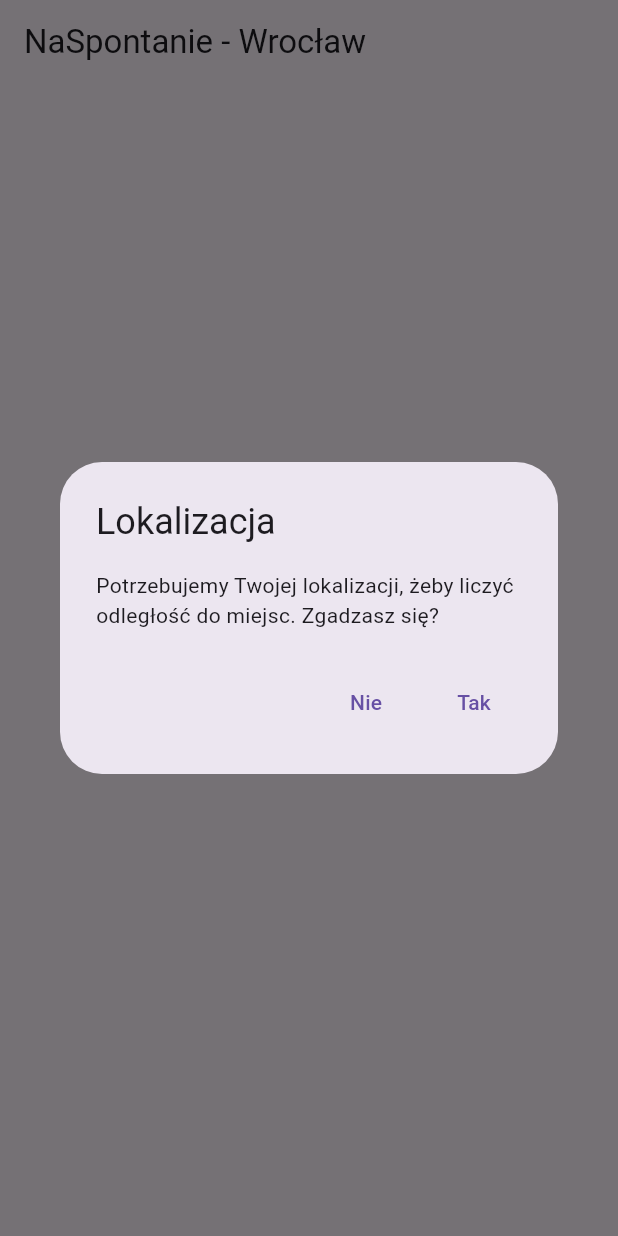
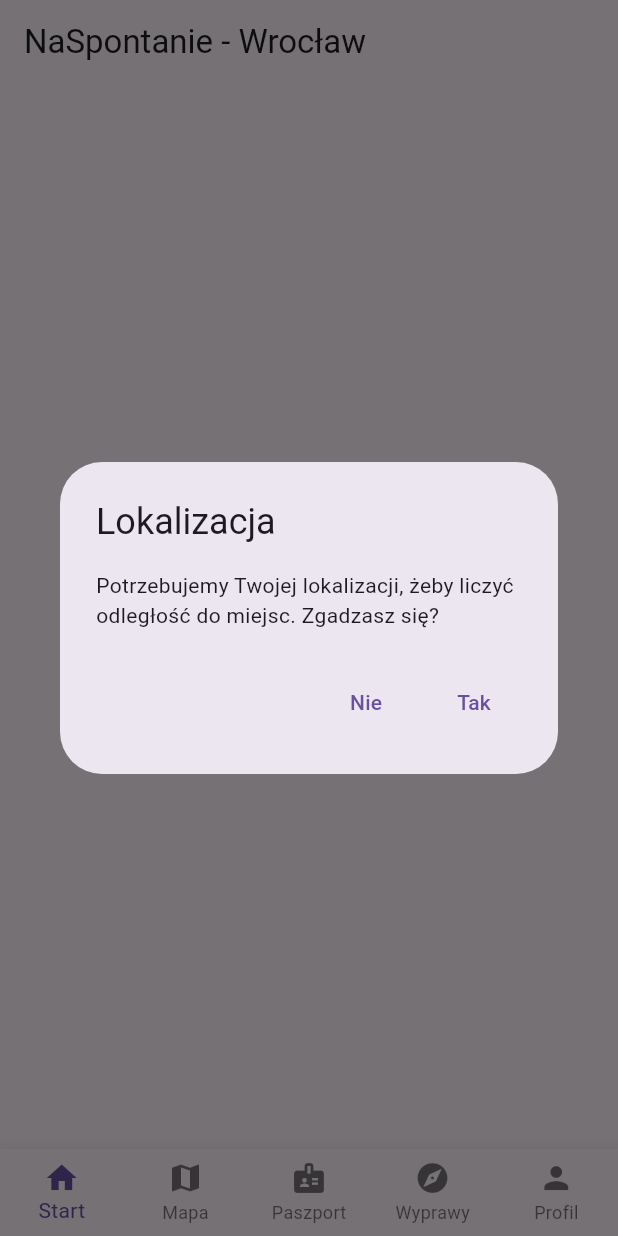
Before and after one commit to leeree1/NaSpontanie, a Flutter app: the screen it shows after launch, on a phone screen of 412 x 824 dp. Run offline on Flutter 3.47's test engine with Material 3 defaults, Android fonts, the phone set to English and light mode, and no system bars; our stand-ins replace geolocator, supabase_flutter; accounts and stored records are empty.

Commit message:
feat: implement bottom navigation and default screen structure

```diff
--- a/mobile/lib/main.dart
+++ b/mobile/lib/main.dart
@@ -1,6 +1,6 @@
 import 'package:flutter/material.dart';
 import 'package:supabase_flutter/supabase_flutter.dart';
-import 'screens/home_screen.dart';
+import 'screens/main_screen.dart';
 
 Future<void> main() async {
   WidgetsFlutterBinding.ensureInitialized();
@@ -21,7 +21,7 @@ class NaSpontanieApp extends StatelessWidget {
   Widget build(BuildContext context) {
     return const MaterialApp(
       debugShowCheckedModeBanner: false,
-      home: HomeScreen(),
+      home: MainScreen(),
     );
   }
 }
--- /dev/null
+++ b/mobile/lib/screens/main_screen.dart
@@ -0,0 +1,66 @@
+import 'package:flutter/material.dart';
+import 'home_screen.dart';
+import 'map_screen.dart';
+import 'passport_screen.dart';
+import 'profile_screen.dart';
+import 'trips_screen.dart';
+
+class MainScreen extends StatefulWidget {
+  const MainScreen({super.key});
+
+  @override
+  State<MainScreen> createState() => _MainScreenState();
+}
+
+class _MainScreenState extends State<MainScreen> {
+  int _currentIndex = 0;
+
+  static const _screens = [
+    HomeScreen(),
+    MapScreen(),
+    PassportScreen(),
+    TripsScreen(),
+    ProfileScreen(),
+  ];
+
+  @override
+  Widget build(BuildContext context) {
+    return Scaffold(
+      body: IndexedStack(
+        index: _currentIndex,
+        children: _screens,
+      ),
+      bottomNavigationBar: BottomNavigationBar(
+        type: BottomNavigationBarType.fixed,
+        currentIndex: _currentIndex,
+        onTap: (index) {
+          setState(() {
+            _currentIndex = index;
+          });
+        },
+        items: const [
+          BottomNavigationBarItem(
+            icon: Icon(Icons.home),
+            label: 'Start',
+          ),
+          BottomNavigationBarItem(
+            icon: Icon(Icons.map),
+            label: 'Mapa',
+          ),
+          BottomNavigationBarItem(
+            icon: Icon(Icons.badge),
+            label: 'Paszport',
+          ),
+          BottomNavigationBarItem(
+            icon: Icon(Icons.explore),
+            label: 'Wyprawy',
+          ),
+          BottomNavigationBarItem(
+            icon: Icon(Icons.person),
+            label: 'Profil',
+          ),
+        ],
+      ),
+    );
+  }
+}
--- a/mobile/lib/screens/passport_screen.dart
+++ b/mobile/lib/screens/passport_screen.dart
@@ -5,7 +5,6 @@ class PassportScreen extends StatelessWidget {
 
   @override
   Widget build(BuildContext context) {
-    // Przykładowa lista pieczątek (w przyszłości pobierzemy je z Supabase)
     final List<Map<String, dynamic>> stamps = [
       {'title': 'Rynek', 'unlocked': true},
       {'title': 'Ostrów Tumski', 'unlocked': true},
@@ -22,7 +21,7 @@ class PassportScreen extends StatelessWidget {
         child: GridView.builder(
           itemCount: stamps.length,
           gridDelegate: const SliverGridDelegateWithFixedCrossAxisCount(
-            crossAxisCount: 2, // 2 kolumny
+            crossAxisCount: 2,
             crossAxisSpacing: 16,
             mainAxisSpacing: 16,
           ),
```
Also changed, not shown: mobile/lib/screens/map_screen.dart (added, +22 -0 lines), mobile/lib/screens/profile_screen.dart (added, +22 -0 lines), mobile/lib/screens/trips_screen.dart (added, +22 -0 lines), mobile/pubspec.lock.
